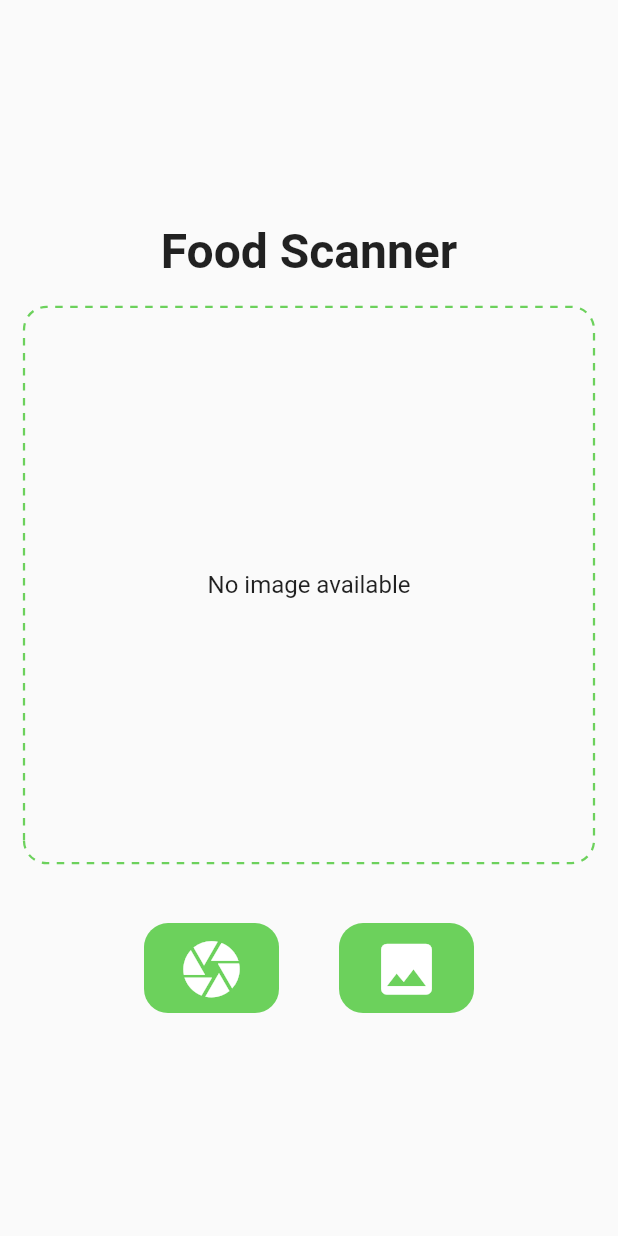
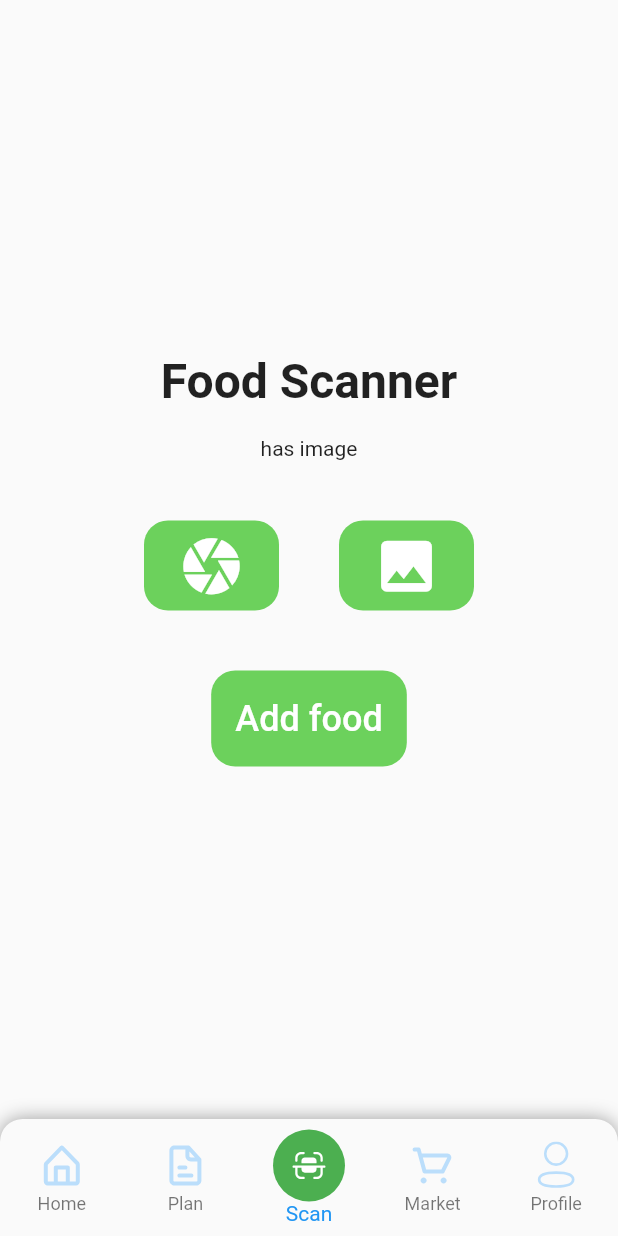
Before and after one commit to SonNguyen9720/plan_meal_app, a Flutter app: the PlanMealAppScaffold screen opened directly, item 3 of the bottom bar chosen, after a tap on the "camera" icon, on a phone screen of 412 x 824 dp. Run offline on Flutter 3.47's test engine with Material 2 defaults, Android fonts, the phone set to English and light mode, and no system bars; drawn by our look-alikes of dotted_border; our stand-ins replace bloc, camera, carousel_slider, dio, equatable, firebase_core and 12 more; accounts and stored records are empty; network calls fail; Roboto replaces fonts that are missing (Signika).

Commit message:
Intergrate firestore

```diff
--- a/lib/config/routes.dart
+++ b/lib/config/routes.dart
@@ -4,6 +4,7 @@ import 'package:camera/camera.dart';
 import 'package:flutter/material.dart';
 import 'package:flutter_bloc/flutter_bloc.dart';
 import 'package:plan_meal_app/data/model/user.dart';
+import 'package:plan_meal_app/data/repositories/abstract/firebase_repository.dart';
 import 'package:plan_meal_app/data/repositories/abstract/food_repository.dart';
 import 'package:plan_meal_app/data/repositories/abstract/group_repository.dart';
 import 'package:plan_meal_app/presentation/features/food/add_food/add_food_screen.dart';
@@ -85,40 +86,35 @@ class Routers {
       case PlanMealRoutes.informationUserGoal:
         var user = settings.arguments as User;
         return MaterialPageRoute(
-            builder: (_) =>
-                BlocProvider<GoalBloc>(
+            builder: (_) => BlocProvider<GoalBloc>(
                   create: (context) => GoalBloc(),
                   child: GoalScreen(user: user),
                 ));
       case PlanMealRoutes.informationUserGender:
         var user = settings.arguments as User;
         return MaterialPageRoute(
-            builder: (_) =>
-                BlocProvider<GenderCubit>(
+            builder: (_) => BlocProvider<GenderCubit>(
                   create: (context) => GenderCubit(),
                   child: GenderScreen(user: user),
                 ));
       case PlanMealRoutes.informationUserBirthday:
         var user = settings.arguments as User;
         return MaterialPageRoute(
-            builder: (_) =>
-                BlocProvider<BirthdayCubit>(
+            builder: (_) => BlocProvider<BirthdayCubit>(
                   create: (context) => BirthdayCubit(),
                   child: BirthdayScreen(user: user),
                 ));
       case PlanMealRoutes.informationUserCurrentWeight:
         var user = settings.arguments as User;
         return MaterialPageRoute(
-            builder: (_) =>
-                BlocProvider<CurrentWeightCubit>(
+            builder: (_) => BlocProvider<CurrentWeightCubit>(
                   create: (context) => CurrentWeightCubit(),
                   child: CurrentWeight(user: user),
                 ));
       case PlanMealRoutes.informationUserGoalWeight:
         var user = settings.arguments as User;
         return MaterialPageRoute(
-            builder: (_) =>
-                BlocProvider<GoalWeightCubit>(
+            builder: (_) => BlocProvider<GoalWeightCubit>(
                   create: (context) => GoalWeightCubit(),
                   child: GoalWeight(user: user),
                 ));
@@ -126,11 +122,9 @@ class Routers {
       case PlanMealRoutes.ingredientDetail:
         var args = settings.arguments;
         return MaterialPageRoute(
-            builder: (_) =>
-                BlocProvider<IngredientDetailBloc>(
+            builder: (_) => BlocProvider<IngredientDetailBloc>(
                   create: (context) =>
-                  IngredientDetailBloc()
-                    ..add(IngredientDetailLoadEvent()),
+                      IngredientDetailBloc()..add(IngredientDetailLoadEvent()),
                   child: IngredientDetailScreen(
                     ingredientId: args.toString(),
                   ),
@@ -139,8 +133,7 @@ class Routers {
       case PlanMealRoutes.addIngredient:
         var args = settings.arguments;
         return MaterialPageRoute(
-            builder: (_) =>
-                BlocProvider<IngredientBloc>(
+            builder: (_) => BlocProvider<IngredientBloc>(
                   create: (context) => IngredientBloc(),
                   child: const IngredientScreen(
                     ingredientList: [],
@@ -150,8 +143,7 @@ class Routers {
       case PlanMealRoutes.informationUserActivityIntensity:
         var user = settings.arguments as User;
         return MaterialPageRoute(
-            builder: (_) =>
-                BlocProvider<ActivityIntensityBloc>(
+            builder: (_) => BlocProvider<ActivityIntensityBloc>(
                   create: (context) => ActivityIntensityBloc(),
                   child: ActivityIntensityScreen(
                     user: user,
@@ -161,8 +153,7 @@ class Routers {
       case PlanMealRoutes.informationUserHeight:
         var user = settings.arguments as User;
         return MaterialPageRoute(
-            builder: (_) =>
-                BlocProvider<HeightCubit>(
+            builder: (_) => BlocProvider<HeightCubit>(
                   create: (context) => HeightCubit(),
                   child: HeightScreen(
                     user: user,
@@ -171,14 +162,12 @@ class Routers {
 
       case PlanMealRoutes.groupDetail:
         Map<String, dynamic> arguments =
-        settings.arguments as Map<String, dynamic>;
+            settings.arguments as Map<String, dynamic>;
         return MaterialPageRoute(
-            builder: (_) =>
-                BlocProvider<GroupDetailBloc>(
-                  create: (context) =>
-                  GroupDetailBloc(
+            builder: (_) => BlocProvider<GroupDetailBloc>(
+                  create: (context) => GroupDetailBloc(
                       groupRepository:
-                      RepositoryProvider.of<GroupRepository>(context))
+                          RepositoryProvider.of<GroupRepository>(context))
                     ..add(GroupDetailLoadDataEvent(
                         groupId: arguments['groupId'])),
                   child: GroupDetailScreen(
@@ -190,37 +179,47 @@ class Routers {
       case PlanMealRoutes.scan:
         var cameras = settings.arguments as List<CameraDescription>;
         return MaterialPageRoute(
-            builder: (_) =>
-                BlocProvider(
-                  create: (context) => ScanFoodBloc(),
-                  child: ScanFoodScreen(),
+            builder: (_) => BlocProvider(
+                  create: (context) => ScanFoodBloc(
+                      firebaseFireStoreRepository:
+                          RepositoryProvider.of<FirebaseFireStoreRepository>(
+                              context)),
+                  child: const ScanFoodScreen(),
                 ));
 
       case PlanMealRoutes.addFood:
         var date = settings.arguments as DateTime;
         return MaterialPageRoute(
-            builder: (BuildContext context) =>
-                MultiBlocProvider(providers: [
-                  BlocProvider<AddFoodBloc>(
-                      create: (context) =>
-                      AddFoodBloc(
-                          foodRepository:
-                          RepositoryProvider.of<FoodRepository>(context))
-                        ..add(AddFoodLoadFood(meal: "BREAKFAST", date: date))),
-                  BlocProvider<TitleCubit>(create: (context) => TitleCubit())
-                ], child: AddFoodScreen(dateTime: date,)));
+            builder: (BuildContext context) => MultiBlocProvider(
+                    providers: [
+                      BlocProvider<AddFoodBloc>(
+                          create: (context) => AddFoodBloc(
+                              foodRepository:
+                                  RepositoryProvider.of<FoodRepository>(
+                                      context))
+                            ..add(AddFoodLoadFood(
+                                meal: "BREAKFAST", date: date))),
+                      BlocProvider<TitleCubit>(
+                          create: (context) => TitleCubit())
+                    ],
+                    child: AddFoodScreen(
+                      dateTime: date,
+                    )));
 
       case PlanMealRoutes.foodDetail:
         var dishId = settings.arguments as String;
-        return MaterialPageRoute(builder: (BuildContext context) =>
-            BlocProvider<FoodDetailBloc>(create: (context) => FoodDetailBloc(
-              foodRepository: RepositoryProvider.of<FoodRepository>(context)
-            )..add(FoodDetailLoadEvent(foodId: dishId)), child: const FoodDetailScreen(),));
+        return MaterialPageRoute(
+            builder: (BuildContext context) => BlocProvider<FoodDetailBloc>(
+                  create: (context) => FoodDetailBloc(
+                      foodRepository:
+                          RepositoryProvider.of<FoodRepository>(context))
+                    ..add(FoodDetailLoadEvent(foodId: dishId)),
+                  child: const FoodDetailScreen(),
+                ));
 
       default:
         return MaterialPageRoute(
-            builder: (_) =>
-                Scaffold(
+            builder: (_) => Scaffold(
                   body: Center(
                     child: Text("No route defined for ${settings.name}"),
                   ),
--- /dev/null
+++ b/lib/data/repositories/abstract/firebase_repository.dart
@@ -0,0 +1,5 @@
+import 'package:image_picker/image_picker.dart';
+
+abstract class FirebaseFireStoreRepository {
+  Future<String> uploadImage(XFile imageFile);
+}
--- a/lib/main.dart
+++ b/lib/main.dart
@@ -4,6 +4,7 @@ import 'package:flutter_bloc/flutter_bloc.dart';
 import 'package:flutter_easyloading/flutter_easyloading.dart';
 import 'package:plan_meal_app/config/routes.dart';
 import 'package:plan_meal_app/config/theme.dart';
+import 'package:plan_meal_app/data/repositories/abstract/firebase_repository.dart';
 import 'package:plan_meal_app/data/repositories/abstract/food_repository.dart';
 import 'package:plan_meal_app/data/repositories/abstract/group_repository.dart';
 import 'package:plan_meal_app/data/repositories/abstract/menu_repository.dart';
@@ -81,6 +82,7 @@ void main() async {
       RepositoryProvider<GroupRepository>(create: (context) => sl()),
       RepositoryProvider<FoodRepository>(create: (context) => sl()),
       RepositoryProvider<MenuRepository>(create: (context) => sl()),
+      RepositoryProvider<FirebaseFireStoreRepository>(create: (context) => sl()),
     ], child: OpenPlanningMealApp()),
   ));
 }
--- a/lib/presentation/features/scan_food/bloc/scan_food_bloc.dart
+++ b/lib/presentation/features/scan_food/bloc/scan_food_bloc.dart
@@ -1,14 +1,38 @@
+import 'dart:io';
+
 import 'package:bloc/bloc.dart';
+import 'package:camera/camera.dart';
 import 'package:equatable/equatable.dart';
+import 'package:image_picker/image_picker.dart';
+import 'package:plan_meal_app/data/repositories/abstract/firebase_repository.dart';
+import 'package:plan_meal_app/data/repositories/firebase/firebase_repository_remote.dart';
 
 part 'scan_food_event.dart';
 part 'scan_food_state.dart';
 
 class ScanFoodBloc extends Bloc<ScanFoodEvent, ScanFoodState> {
-  ScanFoodBloc() : super(ScanFoodInitial()) {
-    on<InitCameraEvent>(_onInitCameraEvent);
+  final FirebaseFireStoreRepository firebaseFireStoreRepository;
+
+  ScanFoodBloc({required this.firebaseFireStoreRepository}) : super(ScanFoodInitial()) {
+    on<ScanFoodChooseImageFromCameraEvent>(_getImageFromCamera);
+    on<ScanFoodChooseImageFromGalleryEvent>(_getImageFromGallery);
   }
 
-  void _onInitCameraEvent(InitCameraEvent event, Emitter<ScanFoodState> emit) {
+  Future<void> _getImageFromCamera(ScanFoodChooseImageFromCameraEvent event, Emitter<ScanFoodState> emit) async {
+    XFile? pickedFile = await ImagePicker().pickImage(source: ImageSource.camera);
+    String result = '';
+    if (pickedFile != null) {
+      result = await firebaseFireStoreRepository.uploadImage(pickedFile);
+      print(result);
+    }
+    emit(ScanFoodLoadImage());
+  }
+
+  Future<void> _getImageFromGallery(ScanFoodChooseImageFromGalleryEvent event, Emitter<ScanFoodState> emit) async {
+    XFile? pickedFile = await ImagePicker().pickImage(source: ImageSource.gallery);
+    if (pickedFile != null) {
+      // CloudFireStoreRepository.upLoadImage(pickedFile);
+    }
+    emit(ScanFoodLoadImage());
   }
 }
--- a/lib/presentation/features/scan_food/bloc/scan_food_event.dart
+++ b/lib/presentation/features/scan_food/bloc/scan_food_event.dart
@@ -7,8 +7,6 @@ abstract class ScanFoodEvent extends Equatable {
   List<Object> get props => [];
 }
 
-class InitCameraEvent extends ScanFoodEvent {
-  final bool isSuccess;
+class ScanFoodChooseImageFromCameraEvent extends ScanFoodEvent {}
 
-  const InitCameraEvent(this.isSuccess);
-}
+class ScanFoodChooseImageFromGalleryEvent extends ScanFoodEvent {}
--- a/lib/presentation/features/scan_food/bloc/scan_food_state.dart
+++ b/lib/presentation/features/scan_food/bloc/scan_food_state.dart
@@ -1,8 +1,6 @@
 part of 'scan_food_bloc.dart';
 
 abstract class ScanFoodState extends Equatable {
-  const ScanFoodState();
-
   @override
   List<Object> get props => [];
 }
--- a/lib/presentation/features/scan_food/scan_food_screen.dart
+++ b/lib/presentation/features/scan_food/scan_food_screen.dart
@@ -1,7 +1,10 @@
+import 'dart:io';
+
 import 'package:camera/camera.dart';
 import 'package:dotted_border/dotted_border.dart';
 import 'package:flutter/material.dart';
 import 'package:flutter_bloc/flutter_bloc.dart';
+import 'package:image_picker/image_picker.dart';
 import 'package:plan_meal_app/config/theme.dart';
 import 'package:plan_meal_app/presentation/features/scan_food/bloc/scan_food_bloc.dart';
 import 'package:plan_meal_app/presentation/widgets/independent/scaffold.dart';
@@ -30,15 +33,20 @@ class _ScanFoodScreenState extends State<ScanFoodScreen> {
             child: Column(
               mainAxisAlignment: MainAxisAlignment.center,
               children: [
-                const Text("Food Scanner", style: TextStyle(
-                  fontSize: 32,
-                  fontWeight: FontWeight.bold,
-                ),),
+                const Text(
+                  "Food Scanner",
+                  style: TextStyle(
+                    fontSize: 32,
+                    fontWeight: FontWeight.bold,
+                  ),
+                ),
                 Padding(
                   padding: const EdgeInsets.only(top: 18),
                   child: buildImage(context, state),
                 ),
-                const SizedBox(height: 40,),
+                const SizedBox(
+                  height: 40,
+                ),
                 Row(
                   mainAxisAlignment: MainAxisAlignment.center,
                   children: [
@@ -50,13 +58,18 @@ class _ScanFoodScreenState extends State<ScanFoodScreen> {
                             borderRadius:
                                 BorderRadius.all(Radius.circular(16))),
                         child: IconButton(
-                            onPressed: () {},
+                            onPressed: () {
+                              BlocProvider.of<ScanFoodBloc>(context)
+                                  .add(ScanFoodChooseImageFromCameraEvent());
+                            },
                             icon: const Icon(
                               Icons.camera,
                               size: 45,
                               color: AppColors.white,
                             ))),
-                    const SizedBox(width: 40,),
+                    const SizedBox(
+                      width: 40,
+                    ),
                     Container(
                         height: 60,
                         width: 90,
@@ -65,14 +78,42 @@ class _ScanFoodScreenState extends State<ScanFoodScreen> {
                             borderRadius:
                                 BorderRadius.all(Radius.circular(16))),
                         child: IconButton(
-                            onPressed: () {},
+                            onPressed: () {
+                              BlocProvider.of<ScanFoodBloc>(context)
+                                  .add(ScanFoodChooseImageFromGalleryEvent());
+                            },
                             icon: const Icon(
                               Icons.image,
                               size: 45,
                               color: AppColors.white,
                             )))
                   ],
-                )
+                ),
+                const SizedBox(
+                  height: 40,
+                ),
+                Align(
+                  alignment: Alignment.center,
+                  child: Container(
+                    padding:
+                        const EdgeInsets.symmetric(vertical: 8, horizontal: 8),
+                    decoration: const BoxDecoration(
+                        color: AppColors.green,
+                        borderRadius: BorderRadius.all(Radius.circular(16))),
+                    child: TextButton(
+                      onPressed: () {
+
+                      },
+                      child: const Text(
+                        "Add food",
+                        style: TextStyle(
+                          color: AppColors.white,
+                          fontSize: 24,
+                        ),
+                      ),
+                    ),
+                  ),
+                ),
               ],
             ),
           );
@@ -88,7 +129,8 @@ class _ScanFoodScreenState extends State<ScanFoodScreen> {
       return const Text("has image");
     }
     return SizedBox(
-      height: size.width * 0.9,
+      height: size.width * 0.8,
+      width: size.width * 0.8,
       child: DottedBorder(
         borderType: BorderType.RRect,
         radius: const Radius.circular(15),
--- a/lib/presentation/widgets/independent/scaffold.dart
+++ b/lib/presentation/widgets/independent/scaffold.dart
@@ -53,9 +53,10 @@ class PlanMealAppScaffold extends StatelessWidget {
             )
           : null,
       body: body,
-      bottomNavigationBar: bottomMenuIndex != 2
-          ? PlanMealAppBottomMenu(menuIndex: bottomMenuIndex)
-          : null,
+      // bottomNavigationBar: bottomMenuIndex != 2
+      //     ? PlanMealAppBottomMenu(menuIndex: bottomMenuIndex)
+      //     : null,
+      bottomNavigationBar: PlanMealAppBottomMenu(menuIndex: bottomMenuIndex,),
     );
   }
 }
--- a/pubspec.yaml
+++ b/pubspec.yaml
@@ -50,7 +50,7 @@ dependencies:
   fl_chart: 0.45.0
   flutter_easyloading: 3.0.5
   firebase_core: 1.12.0
-  firebase_storage: 10.2.8
+  firebase_storage: 10.0.0
   image_picker: 0.8.4+1
   dio: ^4.0.6
   flutter_slidable: ^1.3.2
```
Also changed, not shown: lib/data/repositories/firebase/firebase_repository.dart (deleted, +0 -24 lines), lib/data/repositories/firebase/firebase_repository_impl.dart (added, +15 -0 lines), lib/data/repositories/firebase/firebase_repository_remote.dart (added, +39 -0 lines), lib/locator.dart (+8 -0 lines), pubspec.lock.
